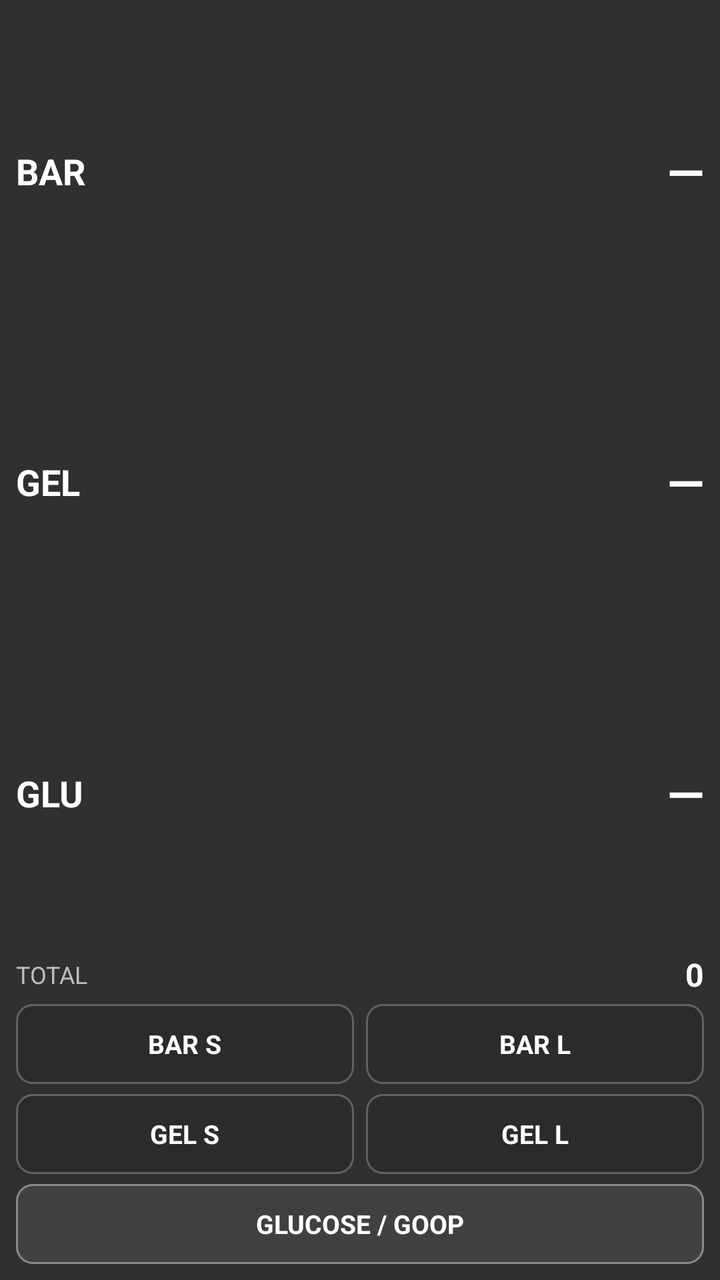
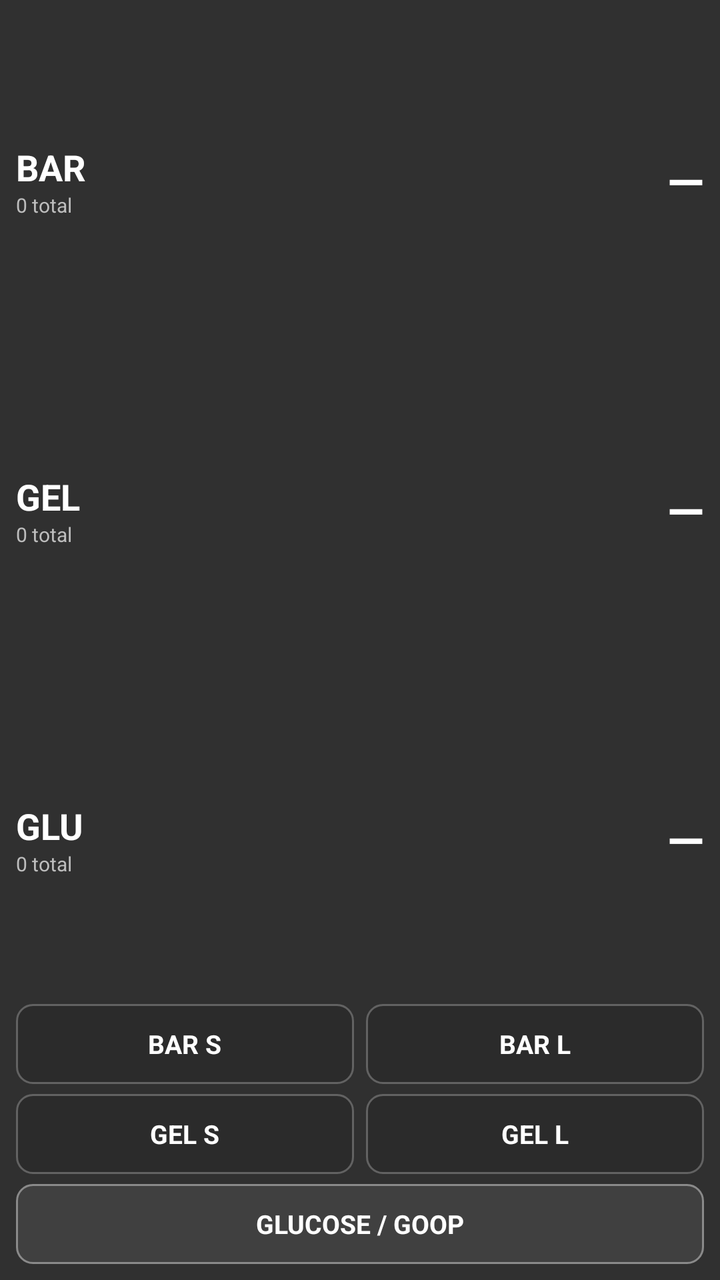

Two renders of the same Android screen: before a commit and after it. Below are the layout's source before the change and the commit's diff.
<!-- AndroidManifest.xml: application theme android:Theme.Material.NoActionBar -->
<!-- res/layout/fuel_timer_field.xml -->
<?xml version="1.0" encoding="utf-8"?>
<LinearLayout xmlns:android="http://schemas.android.com/apk/res/android"
    android:id="@+id/fuel_root"
    android:layout_width="match_parent"
    android:layout_height="match_parent"
    android:orientation="vertical"
    android:padding="8dp">

    <LinearLayout
        android:layout_width="match_parent"
        android:layout_height="0dp"
        android:layout_weight="1"
        android:orientation="horizontal"
        android:gravity="center_vertical">
        <TextView
            android:id="@+id/bar_label"
            android:layout_width="0dp"
            android:layout_height="wrap_content"
            android:layout_weight="1"
            android:text="BAR"
            android:textColor="#FFFFFFFF"
            android:textSize="18sp"
            android:textStyle="bold" />
        <TextView
            android:id="@+id/bar_time"
            android:layout_width="wrap_content"
            android:layout_height="wrap_content"
            android:text="—"
            android:textColor="#FFFFFFFF"
            android:textSize="24sp"
            android:textStyle="bold" />
    </LinearLayout>

    <LinearLayout
        android:layout_width="match_parent"
        android:layout_height="0dp"
        android:layout_weight="1"
        android:orientation="horizontal"
        android:gravity="center_vertical">
        <TextView
            android:id="@+id/gel_label"
            android:layout_width="0dp"
            android:layout_height="wrap_content"
            android:layout_weight="1"
            android:text="GEL"
            android:textColor="#FFFFFFFF"
            android:textSize="18sp"
            android:textStyle="bold" />
        <TextView
            android:id="@+id/gel_time"
            android:layout_width="wrap_content"
            android:layout_height="wrap_content"
            android:text="—"
            android:textColor="#FFFFFFFF"
            android:textSize="24sp"
            android:textStyle="bold" />
    </LinearLayout>

    <LinearLayout
        android:layout_width="match_parent"
        android:layout_height="0dp"
        android:layout_weight="1"
        android:orientation="horizontal"
        android:gravity="center_vertical">
        <TextView
            android:layout_width="0dp"
            android:layout_height="wrap_content"
            android:layout_weight="1"
            android:text="GLU"
            android:textColor="#FFFFFFFF"
            android:textSize="18sp"
            android:textStyle="bold" />
        <TextView
            android:id="@+id/glu_time"
            android:layout_width="wrap_content"
            android:layout_height="wrap_content"
            android:text="—"
            android:textColor="#FFFFFFFF"
            android:textSize="24sp"
            android:textStyle="bold" />
    </LinearLayout>

    <LinearLayout
        android:layout_width="match_parent"
        android:layout_height="wrap_content"
        android:orientation="horizontal"
        android:gravity="center_vertical"
        android:paddingTop="2dp"
        android:paddingBottom="4dp">
        <TextView
            android:layout_width="0dp"
            android:layout_height="wrap_content"
            android:layout_weight="1"
            android:text="TOTAL"
            android:textColor="#FFBDBDBD"
            android:textSize="12sp" />
        <TextView
            android:id="@+id/total_count"
            android:layout_width="wrap_content"
            android:layout_height="wrap_content"
            android:text="0"
            android:textColor="#FFFFFFFF"
            android:textSize="16sp"
            android:textStyle="bold" />
    </LinearLayout>

    <LinearLayout
        android:layout_width="match_parent"
        android:layout_height="40dp"
        android:orientation="horizontal">
        <TextView
            android:id="@+id/btn_bar_s"
            android:layout_width="0dp"
            android:layout_height="match_parent"
            android:layout_weight="1"
            android:layout_marginEnd="3dp"
            android:background="@drawable/fuel_button_bg"
            android:gravity="center"
            android:text="BAR S"
            android:textColor="#FFFFFFFF"
            android:textSize="13sp"
            android:textStyle="bold" />
        <TextView
            android:id="@+id/btn_bar_l"
            android:layout_width="0dp"
            android:layout_height="match_parent"
            android:layout_weight="1"
            android:layout_marginStart="3dp"
            android:background="@drawable/fuel_button_bg"
            android:gravity="center"
            android:text="BAR L"
            android:textColor="#FFFFFFFF"
            android:textSize="13sp"
            android:textStyle="bold" />
    </LinearLayout>

    <LinearLayout
        android:layout_width="match_parent"
        android:layout_height="40dp"
        android:layout_marginTop="5dp"
        android:orientation="horizontal">
        <TextView
            android:id="@+id/btn_gel_s"
            android:layout_width="0dp"
            android:layout_height="match_parent"
            android:layout_weight="1"
            android:layout_marginEnd="3dp"
            android:background="@drawable/fuel_button_bg"
            android:gravity="center"
            android:text="GEL S"
            android:textColor="#FFFFFFFF"
            android:textSize="13sp"
            android:textStyle="bold" />
        <TextView
            android:id="@+id/btn_gel_l"
            android:layout_width="0dp"
            android:layout_height="match_parent"
            android:layout_weight="1"
            android:layout_marginStart="3dp"
            android:background="@drawable/fuel_button_bg"
            android:gravity="center"
            android:text="GEL L"
            android:textColor="#FFFFFFFF"
            android:textSize="13sp"
            android:textStyle="bold" />
    </LinearLayout>

    <TextView
        android:id="@+id/btn_glucose"
        android:layout_width="match_parent"
        android:layout_height="40dp"
        android:layout_marginTop="5dp"
        android:background="@drawable/fuel_button_glucose_bg"
        android:gravity="center"
        android:text="GLUCOSE / GOOP"
        android:textColor="#FFFFFFFF"
        android:textSize="13sp"
        android:textStyle="bold" />
</LinearLayout>
<!-- resources referenced by this layout -->
<resources>
  <!-- drawable fuel_button_bg (drawable) -->
  <?xml version="1.0" encoding="utf-8"?>
  <shape xmlns:android="http://schemas.android.com/apk/res/android" android:shape="rectangle">
      <solid android:color="#2B2B2B" />
      <stroke android:width="1dp" android:color="#626262" />
      <corners android:radius="8dp" />
  </shape>
  <!-- drawable fuel_button_glucose_bg (drawable) -->
  <?xml version="1.0" encoding="utf-8"?>
  <shape xmlns:android="http://schemas.android.com/apk/res/android" android:shape="rectangle">
      <solid android:color="#404040" />
      <stroke android:width="1dp" android:color="#8A8A8A" />
      <corners android:radius="8dp" />
  </shape>
</resources>

<!-- the commit's change to res/layout/fuel_timer_field.xml (unified diff, before → after) -->
@@ -12,15 +12,27 @@
         android:layout_weight="1"
         android:orientation="horizontal"
         android:gravity="center_vertical">
-        <TextView
-            android:id="@+id/bar_label"
+        <LinearLayout
             android:layout_width="0dp"
             android:layout_height="wrap_content"
             android:layout_weight="1"
-            android:text="BAR"
-            android:textColor="#FFFFFFFF"
-            android:textSize="18sp"
-            android:textStyle="bold" />
+            android:orientation="vertical">
+            <TextView
+                android:id="@+id/bar_label"
+                android:layout_width="wrap_content"
+                android:layout_height="wrap_content"
+                android:text="BAR"
+                android:textColor="#FFFFFFFF"
+                android:textSize="18sp"
+                android:textStyle="bold" />
+            <TextView
+                android:id="@+id/bar_count"
+                android:layout_width="wrap_content"
+                android:layout_height="wrap_content"
+                android:text="0 total"
+                android:textColor="#FFBDBDBD"
+                android:textSize="10sp" />
+        </LinearLayout>
         <TextView
             android:id="@+id/bar_time"
             android:layout_width="wrap_content"
@@ -37,15 +49,27 @@
         android:layout_weight="1"
         android:orientation="horizontal"
         android:gravity="center_vertical">
-        <TextView
-            android:id="@+id/gel_label"
+        <LinearLayout
             android:layout_width="0dp"
             android:layout_height="wrap_content"
             android:layout_weight="1"
-            android:text="GEL"
-            android:textColor="#FFFFFFFF"
-            android:textSize="18sp"
-            android:textStyle="bold" />
+            android:orientation="vertical">
+            <TextView
+                android:id="@+id/gel_label"
+                android:layout_width="wrap_content"
+                android:layout_height="wrap_content"
+                android:text="GEL"
+                android:textColor="#FFFFFFFF"
+                android:textSize="18sp"
+                android:textStyle="bold" />
+            <TextView
+                android:id="@+id/gel_count"
+                android:layout_width="wrap_content"
+                android:layout_height="wrap_content"
+                android:text="0 total"
+                android:textColor="#FFBDBDBD"
+                android:textSize="10sp" />
+        </LinearLayout>
         <TextView
             android:id="@+id/gel_time"
             android:layout_width="wrap_content"
@@ -62,14 +86,26 @@
         android:layout_weight="1"
         android:orientation="horizontal"
         android:gravity="center_vertical">
-        <TextView
+        <LinearLayout
             android:layout_width="0dp"
             android:layout_height="wrap_content"
             android:layout_weight="1"
-            android:text="GLU"
-            android:textColor="#FFFFFFFF"
-            android:textSize="18sp"
-            android:textStyle="bold" />
+            android:orientation="vertical">
+            <TextView
+                android:layout_width="wrap_content"
+                android:layout_height="wrap_content"
+                android:text="GLU"
+                android:textColor="#FFFFFFFF"
+                android:textSize="18sp"
+                android:textStyle="bold" />
+            <TextView
+                android:id="@+id/glu_count"
+                android:layout_width="wrap_content"
+                android:layout_height="wrap_content"
+                android:text="0 total"
+                android:textColor="#FFBDBDBD"
+                android:textSize="10sp" />
+        </LinearLayout>
         <TextView
             android:id="@+id/glu_time"
             android:layout_width="wrap_content"
@@ -77,30 +113,6 @@
             android:text="—"
             android:textColor="#FFFFFFFF"
             android:textSize="24sp"
-            android:textStyle="bold" />
-    </LinearLayout>
-
-    <LinearLayout
-        android:layout_width="match_parent"
-        android:layout_height="wrap_content"
-        android:orientation="horizontal"
-        android:gravity="center_vertical"
-        android:paddingTop="2dp"
-        android:paddingBottom="4dp">
-        <TextView
-            android:layout_width="0dp"
-            android:layout_height="wrap_content"
-            android:layout_weight="1"
-            android:text="TOTAL"
-            android:textColor="#FFBDBDBD"
-            android:textSize="12sp" />
-        <TextView
-            android:id="@+id/total_count"
-            android:layout_width="wrap_content"
-            android:layout_height="wrap_content"
-            android:text="0"
-            android:textColor="#FFFFFFFF"
-            android:textSize="16sp"
             android:textStyle="bold" />
     </LinearLayout>
 
